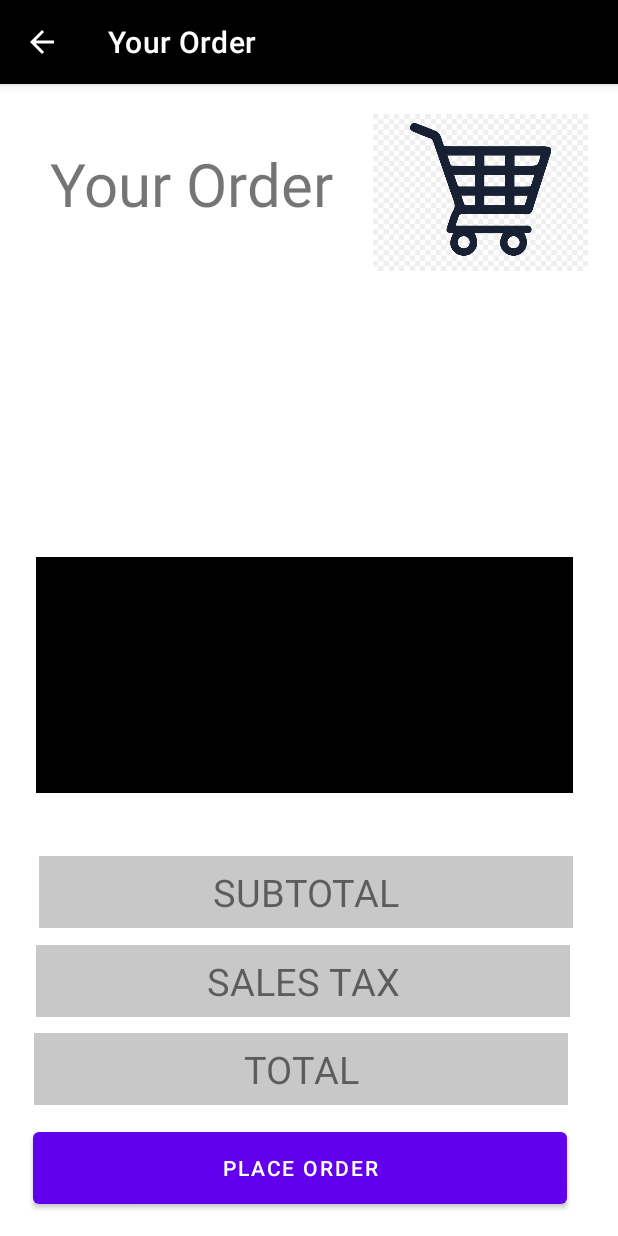
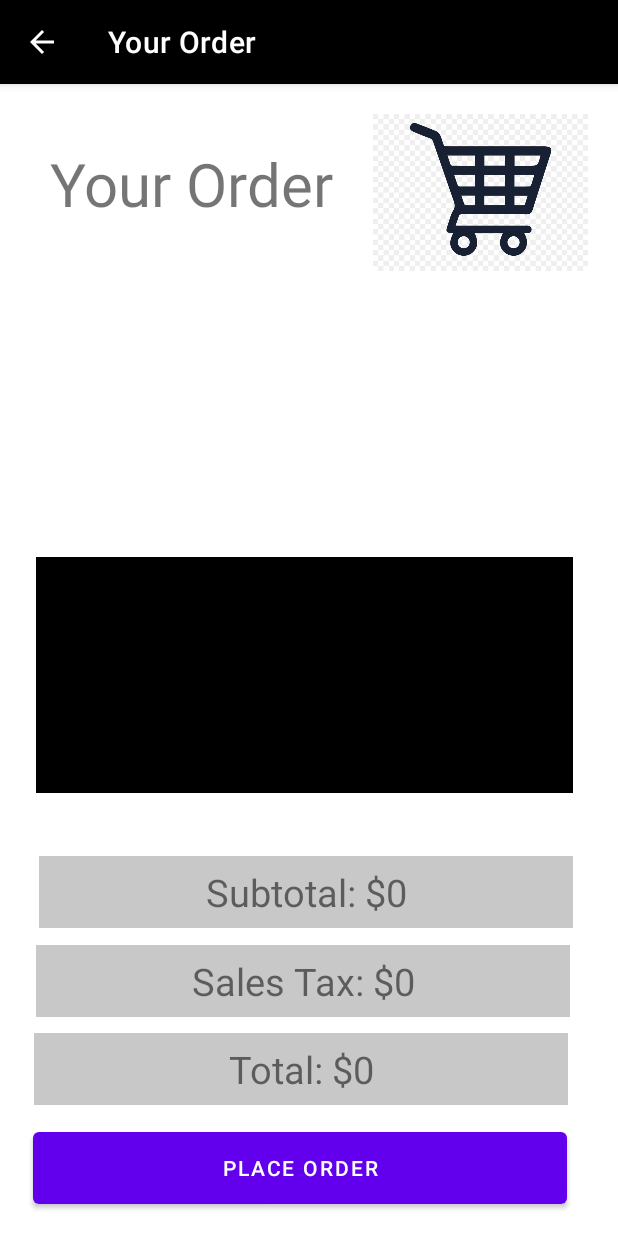
Before and after one commit to DimitriVictor/RUCaffeApp, an Android app: the screen it shows after launch (ViewOrder), after a tap on an icon or button, on a phone screen of 412 x 824 dp. Run offline under Robolectric (Android 15) with nearby library versions, the phone set to English and light mode, and no system bars.

Commit message:
[add] View Order

```diff
--- a/app/src/main/java/com/example/rucaffeapp/Constants.java
+++ b/app/src/main/java/com/example/rucaffeapp/Constants.java
@@ -1,16 +1,12 @@
 package com.example.rucaffeapp;
+
+import java.text.DecimalFormat;
 
 public class Constants {
 
-    //CONSTANTS INVOLVING WINDOW SIZES
-    public static final int MAIN_WINDOW_HEIGHT = 500;
-    public static final int MAIN_WINDOW_WIDTH = 600;
-    public static final int DONUT_WINDOW_HEIGHT = 450;
-    public static final int DONUT_WINDOW_WIDTH = 500;
-    public static final int COFFEE_WINDOW_HEIGHT = 450;
-    public static final int COFFEE_WINDOW_WIDTH = 350;
-
     //CONSTANTS FOR PRICING
+    public static DecimalFormat df = new DecimalFormat("#.##");
+    public static final String ZERO = df.format(0.00);
     public static final double SALES_TAX = .06625;
 
     //CONSTANTS FOR DONUT OBJECT
@@ -40,6 +36,8 @@ public class Constants {
     public static final int ONE = 1;
     public static final int TWO = 2;
     public static final int THREE = 3;
+    public static final int FOUR = 4;
+    public static final int FIVE = 5;
 
     public static final int NO_ORDERS = 0;
 
--- a/app/src/main/java/com/example/rucaffeapp/ViewOrder.java
+++ b/app/src/main/java/com/example/rucaffeapp/ViewOrder.java
@@ -6,10 +6,17 @@ import androidx.appcompat.app.AppCompatActivity;
 import android.graphics.Color;
 import android.graphics.drawable.ColorDrawable;
 import android.os.Bundle;
+import android.widget.Button;
+import android.widget.TextView;
 
 public class ViewOrder extends AppCompatActivity {
 
     private ActionBar actionbar;
+
+    private TextView subtotalTextView;
+    private TextView salestaxTextView;
+    private TextView totalTextView;
+    private Button placeOrderBtn;
 
     @Override
     protected void onCreate(Bundle savedInstanceState) {
@@ -19,5 +26,14 @@ public class ViewOrder extends AppCompatActivity {
         setTitle(R.string.viewordername);
         actionbar = getSupportActionBar();
         actionbar.setBackgroundDrawable(new ColorDrawable(getResources().getColor(R.color.black)));
+
+        subtotalTextView = (TextView) findViewById(R.id.subtotalOrderTextView);
+        subtotalTextView.setText(getString(R.string.subtotal) + Constants.ZERO);
+
+        salestaxTextView = (TextView) findViewById(R.id.salestaxTextView);
+        salestaxTextView.setText(getString(R.string.salestax) + Constants.ZERO);
+
+        totalTextView = (TextView) findViewById(R.id.totalTextView);
+        totalTextView.setText(getString(R.string.total) + Constants.ZERO);
     }
 }
--- a/app/src/main/res/values/strings.xml
+++ b/app/src/main/res/values/strings.xml
@@ -15,6 +15,8 @@
     <string name="donutType">donutType</string>
     <string name="donutColor">donutColor</string>
     <string name="subtotal">Subtotal: $ </string>
+    <string name="salestax">Sales Tax: $ </string>
+    <string name="total">Total: $ </string>
     <string name="donutsuccess">Order Added Successfully</string>
     <string name="donutfail">Failed To Add Order, Please Try Again</string>
 
```
